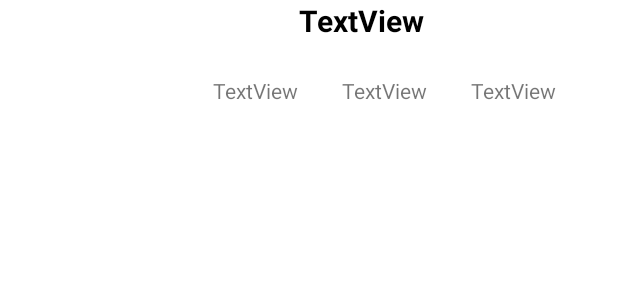
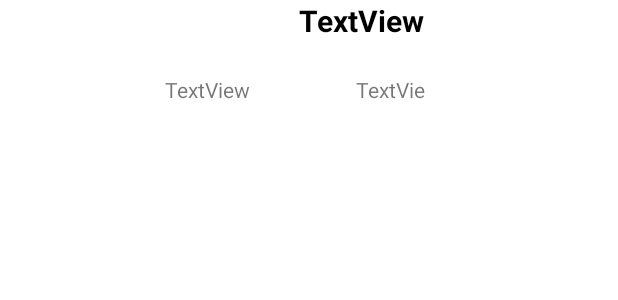
Before and after one commit to pyh1998/MiloMusic, an Android app: the layout music_item.xml on its own in the app's theme, with its tools: preview values and no code run, on a phone screen of 412 x 824 dp. Shown: the top 300 px of the screen. Run offline under Robolectric (Android 15) with nearby library versions, the phone set to English and light mode, and no system bars.

Commit message:
small demo to show the music

```diff
--- a/app/src/main/java/com/example/social_network_app/MainActivity.java
+++ b/app/src/main/java/com/example/social_network_app/MainActivity.java
@@ -69,7 +69,7 @@ public class MainActivity extends AppCompatActivity {
             }
             map.put("m_name",post.getMusic().getName());
             map.put("m_artist",post.getMusic().getArtist());
-            map.put("m_album",post.getMusic().getAlbum());
+            map.put("m_date",post.getMusic().getReleaseDate());
             map.put("m_rate",post.getMusic().getRate());
             Log.e("!!!!!!!!!",map.toString());
             resultList.add(map);
@@ -78,8 +78,8 @@ public class MainActivity extends AppCompatActivity {
                 this,
                 resultList,
                 R.layout.music_item,
-                new String[]{"m_img","m_name","m_artist","m_album","m_rate"},
-                new int[]{R.id.m_img,R.id.m_name,R.id.m_artist,R.id.m_album,R.id.m_rate}
+                new String[]{"m_img","m_name","m_artist","m_date","m_rate"},
+                new int[]{R.id.m_img,R.id.m_name,R.id.m_artist,R.id.m_date,R.id.m_rate}
         );
         resultView.setAdapter(listAdapter);
     }
--- a/app/src/main/res/layout/music_item.xml
+++ b/app/src/main/res/layout/music_item.xml
@@ -28,18 +28,18 @@
 
     <TextView
         android:id="@+id/m_artist"
-        android:layout_width="wrap_content"
-        android:layout_height="wrap_content"
-        android:layout_marginStart="72dp"
-        android:layout_marginLeft="72dp"
+        android:layout_width="100dp"
+        android:layout_height="20dp"
+        android:layout_marginStart="40dp"
+        android:layout_marginLeft="40dp"
         android:text="TextView"
         app:layout_constraintBottom_toBottomOf="@+id/m_img"
         app:layout_constraintStart_toEndOf="@+id/m_img" />
 
     <TextView
-        android:id="@+id/m_album"
-        android:layout_width="wrap_content"
-        android:layout_height="wrap_content"
+        android:id="@+id/m_date"
+        android:layout_width="50dp"
+        android:layout_height="20dp"
         android:text="TextView"
         app:layout_constraintBottom_toBottomOf="@+id/m_img"
         app:layout_constraintEnd_toStartOf="@+id/m_rate"
@@ -48,11 +48,10 @@
 
     <TextView
         android:id="@+id/m_rate"
-        android:layout_width="wrap_content"
-        android:layout_height="wrap_content"
+        android:layout_width="30dp"
+        android:layout_height="20dp"
         android:layout_marginStart="244dp"
         android:layout_marginLeft="244dp"
-        android:text="TextView"
         app:layout_constraintBottom_toBottomOf="@+id/m_img"
         app:layout_constraintStart_toEndOf="@+id/m_img" />
 </androidx.constraintlayout.widget.ConstraintLayout>
```
